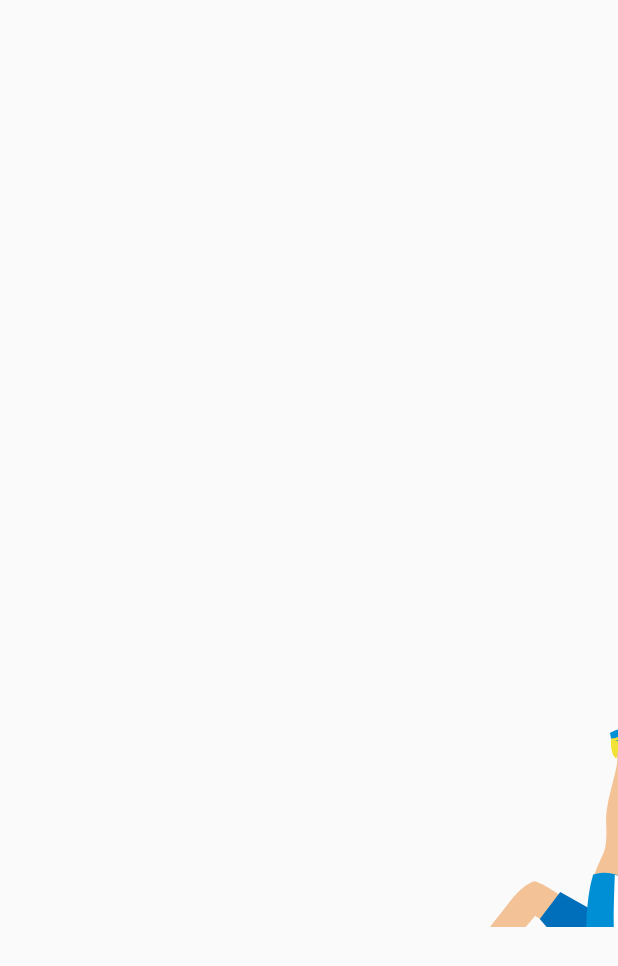
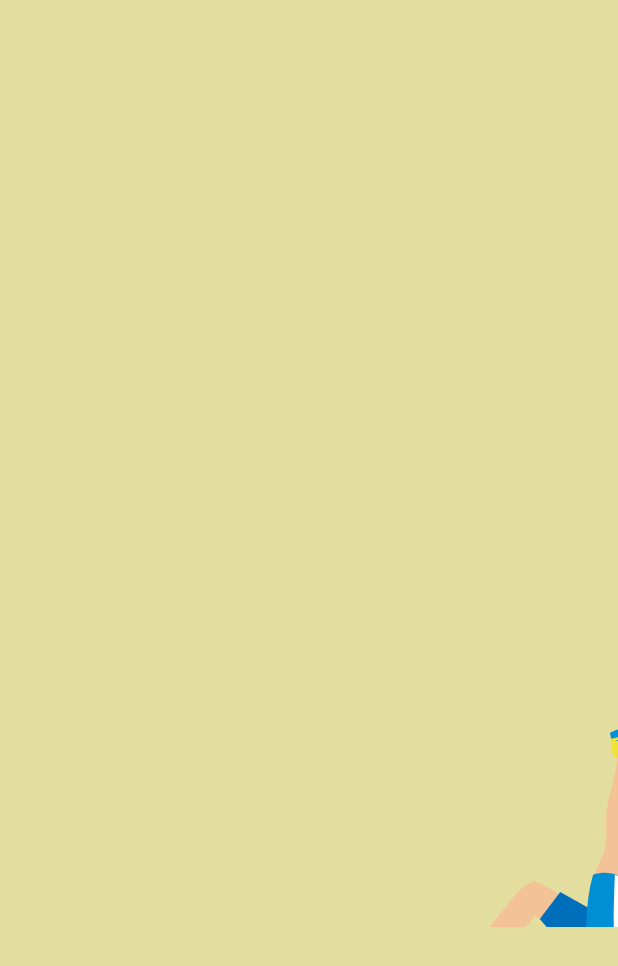
Before and after one commit to XSiling/TalkRoom_Project_ByteDance, an Android app: the first screen one second after launch (LogIn), on a phone screen of 412 x 824 dp. Shown: the top 966 px of the screen. Run offline under Robolectric (Android 15) with nearby library versions, the phone set to English and light mode, and no system bars; libraries missing offline, so code that uses them is left out: com.ss.bytertc; 1 statement that could not run was skipped.

Commit message:
change backgroundcolor to light yellow

```diff
--- a/TalkRoom_Project_ByteDance-develop/QuickStart_Demo/app/src/main/res/layout/activity_main.xml
+++ b/TalkRoom_Project_ByteDance-develop/QuickStart_Demo/app/src/main/res/layout/activity_main.xml
@@ -3,6 +3,7 @@
     xmlns:app="http://schemas.android.com/apk/res-auto"
     xmlns:tools="http://schemas.android.com/tools"
     android:layout_width="match_parent"
+    android:background="#E4DDA0"
     android:layout_height="match_parent"
     android:screenOrientation="landscape"
     tools:context=".MainActivity">
@@ -18,7 +19,9 @@
 
             <ImageView
                 android:layout_width="wrap_content"
-                android:layout_height="260dp"
+                android:layout_marginLeft="8dp"
+                android:layout_marginRight="8dp"
+                android:layout_height="240dp"
                 android:src="@drawable/pexel"></ImageView>
 
             <TextView
--- a/TalkRoom_Project_ByteDance-develop/QuickStart_Demo/app/src/main/res/layout/log_in.xml
+++ b/TalkRoom_Project_ByteDance-develop/QuickStart_Demo/app/src/main/res/layout/log_in.xml
@@ -3,6 +3,7 @@
     xmlns:app="http://schemas.android.com/apk/res-auto"
     xmlns:tools="http://schemas.android.com/tools"
     android:id="@+id/version_tv"
+    android:background="#E4DDA0"
     android:layout_width="match_parent"
     android:layout_height="match_parent">
 
@@ -42,7 +43,7 @@
         android:layout_marginEnd="101dp"
         android:ems="10"
         android:inputType="textPersonName"
-        android:text="Name"
+        android:hint="Name"
         app:layout_constraintEnd_toEndOf="parent"
         app:layout_constraintHorizontal_bias="0.484"
         app:layout_constraintStart_toStartOf="parent"
```
